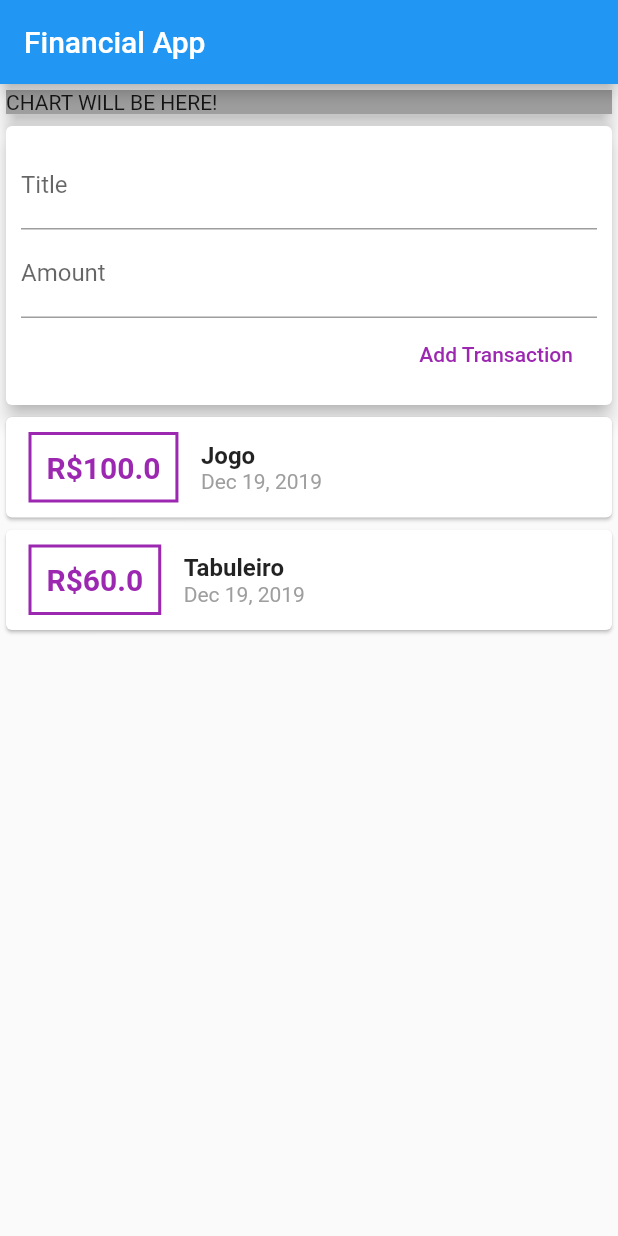
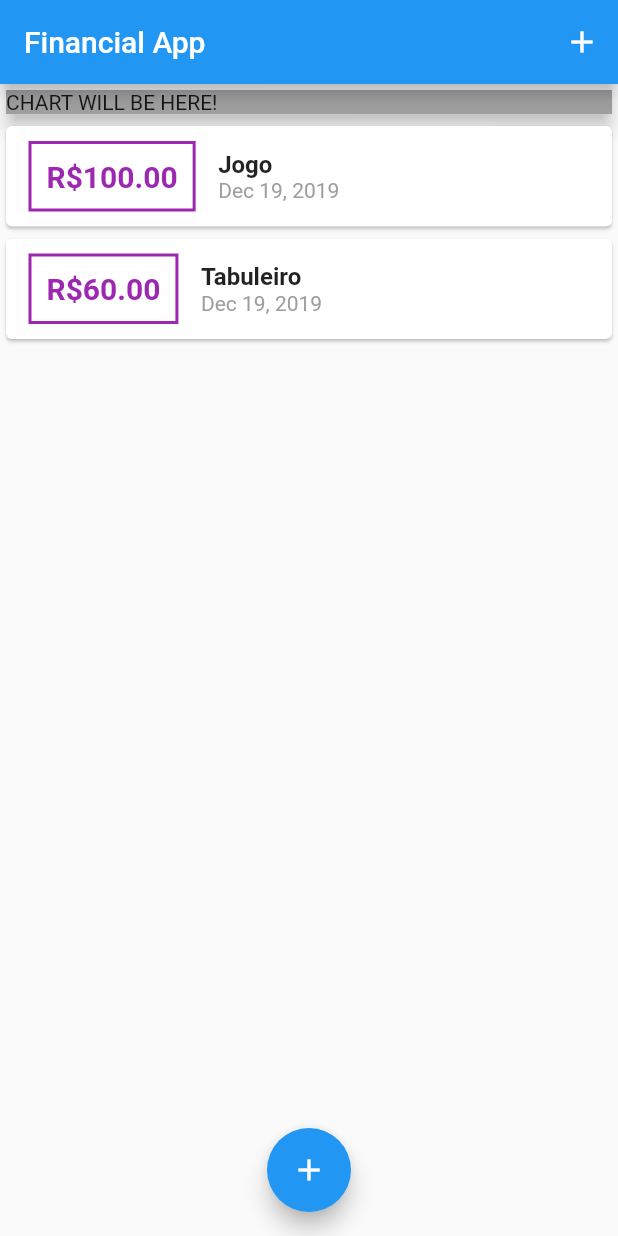
Before and after one commit to IvanArantes/flutter-course, a Flutter app: the screen it shows after launch, on a phone screen of 412 x 824 dp. Run offline on Flutter 3.47's test engine with Material 2 defaults, Android fonts, the phone set to English and light mode, and no system bars.

Commit message:
Changed add Transaction to modal

```diff
--- a/financial_control/lib/main.dart
+++ b/financial_control/lib/main.dart
@@ -1,5 +1,8 @@
-import 'package:financial_control/widgets/user_transaction.dart';
+import './widgets/transaction_list.dart';
 import 'package:flutter/material.dart';
+
+import './widgets/new_transaction.dart';
+import './models/transaction.dart';
 
 void main() => runApp(MyApp());
 
@@ -13,15 +16,59 @@
   }
 }
 
-class MyHomePage extends StatelessWidget {
-  final titleController = TextEditingController();
-  final amountController = TextEditingController();
+class MyHomePage extends StatefulWidget {
+  @override
+  _MyHomePageState createState() => _MyHomePageState();
+}
+
+class _MyHomePageState extends State<MyHomePage> {
+
+  final List<Transaction> _transactions = [
+    Transaction(
+      id: '1',
+      title: 'Jogo',
+      amount: 100.00,
+      dateTime: DateTime.now(),
+    ),
+    Transaction(
+      id: '2',
+      title: 'Tabuleiro',
+      amount: 60.00,
+      dateTime: DateTime.now(),
+    ),
+  ];
+
+  void _addNewTransaction(String titleInput, double amountInput) {
+    final newTx = Transaction(
+        title: titleInput,
+        amount: amountInput,
+        dateTime: DateTime.now(),
+        id: DateTime.now().toString());
+
+    setState(() {
+      _transactions.add(newTx);
+    });
+  }
+
+  void _startAddNewTransaction(BuildContext ctx) {
+    showModalBottomSheet(
+        context: ctx,
+        builder: (_) {
+          return NewTransaction(_addNewTransaction);
+        });
+  }
 
   @override
   Widget build(BuildContext context) {
     return Scaffold(
       appBar: AppBar(
         title: Text('Financial App'),
+        actions: <Widget>[
+          IconButton(
+            icon: Icon(Icons.add),
+            onPressed: () => _startAddNewTransaction(context),
+          )
+        ],
       ),
       body: SingleChildScrollView(
         child: Column(
@@ -34,9 +81,14 @@
                   width: double.infinity,
                   color: Colors.grey),
             ),
-            UserTransaction(),
+            TransactionList(_transactions),
           ],
         ),
+      ),
+      floatingActionButtonLocation: FloatingActionButtonLocation.centerFloat,
+      floatingActionButton: FloatingActionButton(
+        child: Icon(Icons.add),
+        onPressed: () => _startAddNewTransaction(context),
       ),
     );
   }
--- a/financial_control/lib/widgets/transaction_item.dart
+++ b/financial_control/lib/widgets/transaction_item.dart
@@ -22,7 +22,7 @@
             ),
             padding: EdgeInsets.all(10),
             child: Text(
-              'R\$${transaction.amount}',
+              'R\$${transaction.amount.toStringAsFixed(2)}',
               style: TextStyle(
                 fontWeight: FontWeight.bold,
                 fontSize: 20,
--- a/financial_control/lib/widgets/transaction_list.dart
+++ b/financial_control/lib/widgets/transaction_list.dart
@@ -11,7 +11,7 @@
   @override
   Widget build(BuildContext context) {
     return Container(
-      height: 400,
+      height: 300,
       child: ListView.builder(
         itemBuilder: (ctx, index) {
           return TransactionItem(transactions[index]);
--- a/financial_control/lib/widgets/user_transaction.dart
+++ /dev/null
@@ -1,49 +0,0 @@
-import '../models/transaction.dart';
-import 'package:flutter/material.dart';
-
-import 'new_transaction.dart';
-import 'transaction_list.dart';
-
-class UserTransaction extends StatefulWidget {
-  @override
-  _UserTransactionState createState() => _UserTransactionState();
-}
-
-class _UserTransactionState extends State<UserTransaction> {
-  final List<Transaction> _transactions = [
-    Transaction(
-      id: '1',
-      title: 'Jogo',
-      amount: 100.00,
-      dateTime: DateTime.now(),
-    ),
-    Transaction(
-      id: '2',
-      title: 'Tabuleiro',
-      amount: 60.00,
-      dateTime: DateTime.now(),
-    ),
-  ];
-
-  void _addNewTransaction(String titleInput, double amountInput) {
-    final newTx = Transaction(
-        title: titleInput,
-        amount: amountInput,
-        dateTime: DateTime.now(),
-        id: DateTime.now().toString());
-
-    setState(() {
-      _transactions.add(newTx);
-    });
-  }
-
-  @override
-  Widget build(BuildContext context) {
-    return Column(
-      children: <Widget>[
-        NewTransaction(_addNewTransaction),
-        TransactionList(_transactions),
-      ],
-    );
-  }
-}
```
Also changed, not shown: financial_control/lib/widgets/new_transaction.dart (+27 -6 lines).
